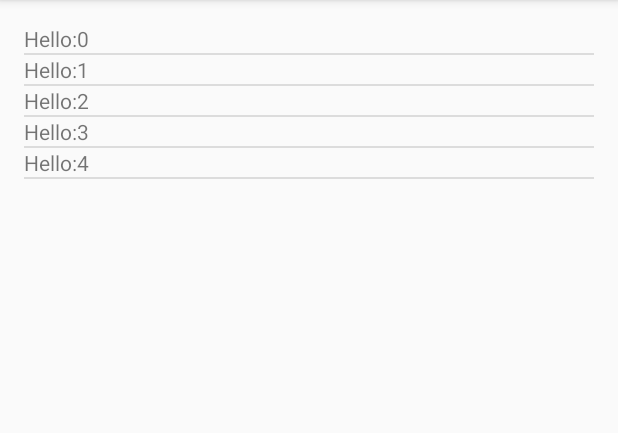
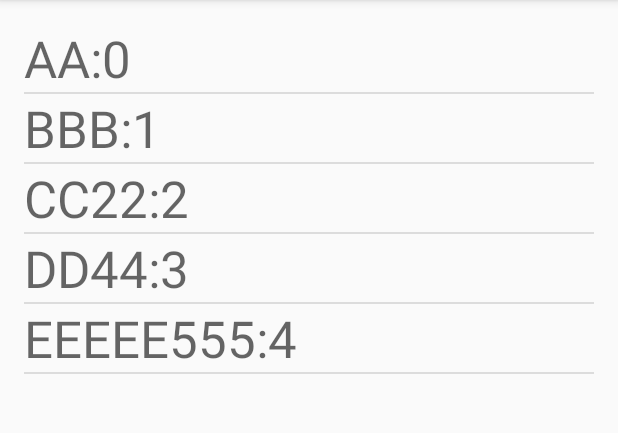
Before and after one commit to Shaojung/TT101101, an Android app: the screen it shows after launch (MainActivity), on a phone screen of 412 x 824 dp, the part 84-517 px from its top. Run offline under Robolectric (Android 15) with nearby library versions, the phone set to English and light mode, and no system bars.

Commit message:
Add String array and layout.

```diff
--- a/app/src/main/java/com/test/tt101101/MainActivity.java
+++ b/app/src/main/java/com/test/tt101101/MainActivity.java
@@ -1,7 +1,9 @@
 package com.test.tt101101;
 
+import android.content.Context;
 import android.support.v7.app.AppCompatActivity;
 import android.os.Bundle;
+import android.view.LayoutInflater;
 import android.view.View;
 import android.view.ViewGroup;
 import android.widget.BaseAdapter;
@@ -10,11 +12,12 @@ import android.widget.TextView;
 
 public class MainActivity extends AppCompatActivity {
     ListView lv;
-
+    String[] data;
     @Override
     protected void onCreate(Bundle savedInstanceState) {
         super.onCreate(savedInstanceState);
         setContentView(R.layout.activity_main);
+        data = new String[] {"AA", "BBB", "CC22", "DD44", "EEEEE555"};
         lv = (ListView) findViewById(R.id.listView);
 
         MyAdapter adapter = new MyAdapter();
@@ -26,7 +29,7 @@ public class MainActivity extends AppCompatActivity {
 
         @Override
         public int getCount() {
-            return 5;
+            return data.length;
         }
 
         @Override
@@ -41,9 +44,12 @@ public class MainActivity extends AppCompatActivity {
 
         @Override
         public View getView(int position, View convertView, ViewGroup parent) {
-            TextView tv = new TextView(MainActivity.this);
-            tv.setText("Hello:" + position);
-            return tv;
+            LayoutInflater inflater = LayoutInflater.from(MainActivity.this);
+            View v = inflater.inflate(R.layout.myitem, null);
+
+            TextView tv = (TextView) v.findViewById(R.id.textView);
+            tv.setText(data[position] + ":" + position);
+            return v;
         }
     }
 
--- /dev/null
+++ b/app/src/main/res/layout/myitem.xml
@@ -0,0 +1,12 @@
+<?xml version="1.0" encoding="utf-8"?>
+<LinearLayout xmlns:android="http://schemas.android.com/apk/res/android"
+    android:orientation="vertical" android:layout_width="match_parent"
+    android:layout_height="match_parent">
+
+    <TextView
+        android:text="TextView"
+        android:layout_width="match_parent"
+        android:layout_height="wrap_content"
+        android:id="@+id/textView"
+        android:textAppearance="@style/TextAppearance.AppCompat.Display1" />
+</LinearLayout>
```
